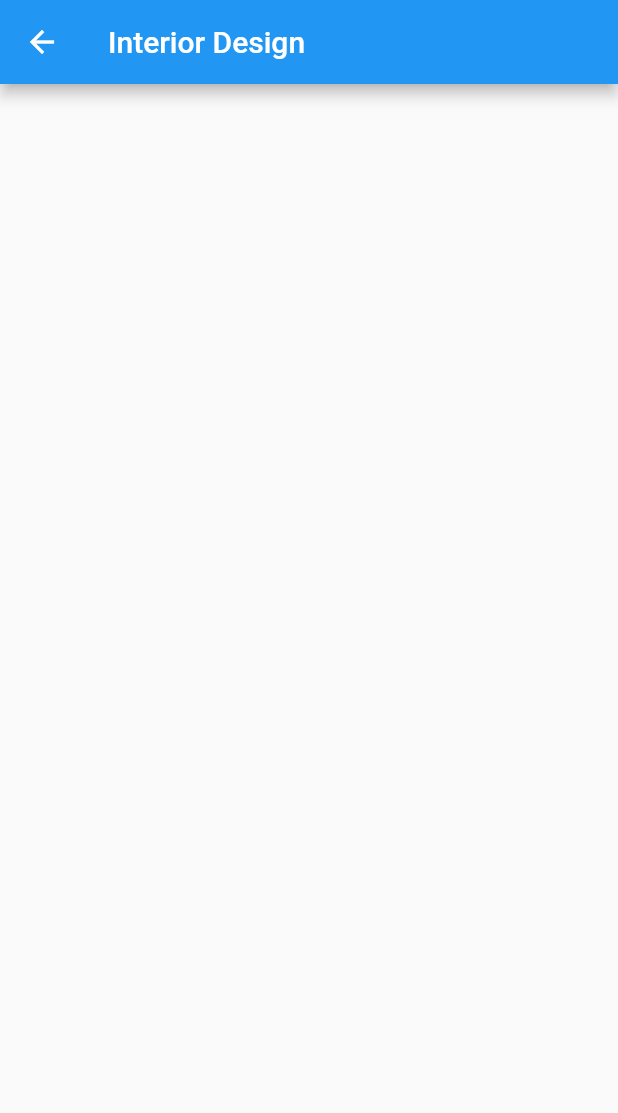
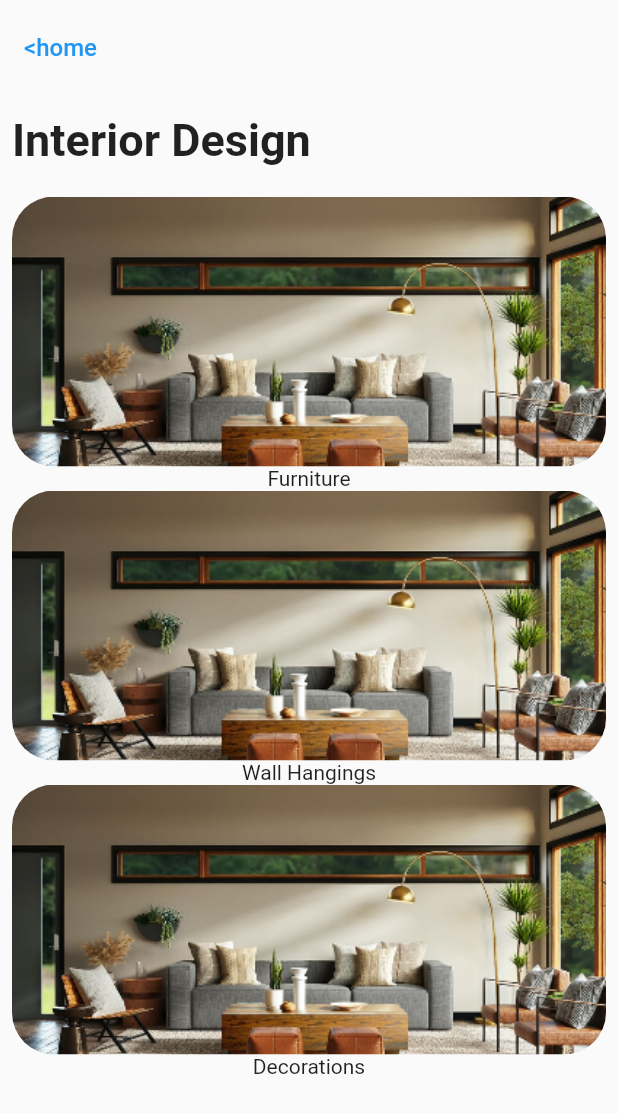
Before and after one commit to nithinmani/ar_new, a Flutter app: the ScreenInterior screen opened directly, on a phone screen of 412 x 824 dp. Shown: the top 1113 px of the screen. Run offline on Flutter 3.47's test engine with Material 2 defaults, Android fonts, the phone set to English and light mode, and no system bars; our stand-ins replace flutter_signin_button, google_sign_in.

Commit message:
Third commit

```diff
--- a/lib/Interior.dart
+++ b/lib/Interior.dart
@@ -1,3 +1,7 @@
+import 'package:ar_app/Wallhangings.dart';
+import 'package:ar_app/decorations.dart';
+import 'package:ar_app/furniture.dart';
+import 'package:ar_app/home.dart';
 import 'package:flutter/material.dart';
 import 'package:flutter/src/foundation/key.dart';
 import 'package:flutter/src/widgets/framework.dart';
@@ -8,12 +12,100 @@ class ScreenInterior extends StatelessWidget {
   @override
   Widget build(BuildContext context) {
     return Scaffold(
-      appBar: AppBar(
-        title: Text('Interior Design'),
-      ),
       body: SafeArea(
+          child: Padding(
+        padding: const EdgeInsets.all(8.0),
+        child: SingleChildScrollView(
           child: Column(
-        children: [],
+            children: [
+              Align(
+                alignment: Alignment.topLeft,
+                child: TextButton(
+                  child: Text(
+                    '<home',
+                    style: TextStyle(color: Colors.blue, fontSize: 16),
+                  ),
+                  onPressed: () {
+                    Navigator.of(context).pop();
+                  },
+                ),
+              ),
+              SizedBox(
+                height: 20,
+              ),
+              Align(
+                alignment: Alignment.topLeft,
+                child: Text(
+                  'Interior Design',
+                  style: TextStyle(fontSize: 30, fontWeight: FontWeight.bold),
+                ),
+              ),
+              SizedBox(
+                height: 20,
+              ),
+              Material(
+                borderRadius: BorderRadius.circular(28),
+                clipBehavior: Clip.antiAliasWithSaveLayer,
+                child: InkWell(
+                  splashColor: Colors.black26,
+                  onTap: () {
+                    Navigator.of(context).push(MaterialPageRoute(
+                        builder: (ctx) => const ScreenFurniture()));
+                  },
+                  child: Column(children: [
+                    Ink.image(
+                      image: const AssetImage('assets/images/Image 612.png'),
+                      height: 180,
+                      width: double.infinity,
+                      fit: BoxFit.cover,
+                    ),
+                  ]),
+                ),
+              ),
+              Text('Furniture'),
+              Material(
+                borderRadius: BorderRadius.circular(28),
+                clipBehavior: Clip.antiAliasWithSaveLayer,
+                child: InkWell(
+                  splashColor: Colors.black26,
+                  onTap: () {
+                    Navigator.of(context).push(MaterialPageRoute(
+                        builder: (ctx) => const ScreenWall()));
+                  },
+                  child: Column(children: [
+                    Ink.image(
+                      image: const AssetImage('assets/images/Image 612.png'),
+                      height: 180,
+                      width: double.infinity,
+                      fit: BoxFit.cover,
+                    ),
+                  ]),
+                ),
+              ),
+              Text('Wall Hangings'),
+              Material(
+                borderRadius: BorderRadius.circular(28),
+                clipBehavior: Clip.antiAliasWithSaveLayer,
+                child: InkWell(
+                  splashColor: Colors.black26,
+                  onTap: () {
+                    Navigator.of(context).push(MaterialPageRoute(
+                        builder: (ctx) => const ScreenDecor()));
+                  },
+                  child: Column(children: [
+                    Ink.image(
+                      image: const AssetImage('assets/images/Image 612.png'),
+                      height: 180,
+                      width: double.infinity,
+                      fit: BoxFit.cover,
+                    ),
+                  ]),
+                ),
+              ),
+              Text('Decorations'),
+            ],
+          ),
+        ),
       )),
     );
   }
--- a/lib/main.dart
+++ b/lib/main.dart
@@ -16,7 +16,7 @@ class MyApp extends StatelessWidget {
     return MaterialApp(
       title: 'AR',
       theme: ThemeData(
-        primarySwatch: Colors.blue,
+        primarySwatch: Colors.lightBlue,
       ),
       home: const ScreenCover(),
       routes: {
```
Also changed, not shown: lib/Wallhangings.dart (added, +14 -0 lines), lib/decorations.dart (added, +12 -0 lines), lib/furniture.dart (added, +14 -0 lines).
